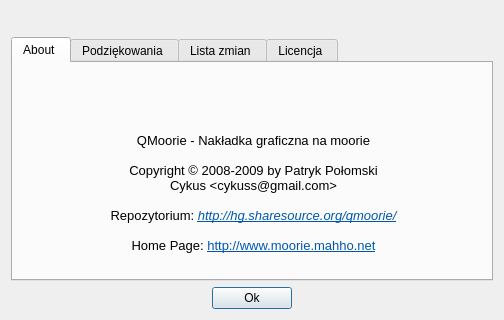
cykus/moorie, file src/moor_gui/src/about.ui: the form before one commit.
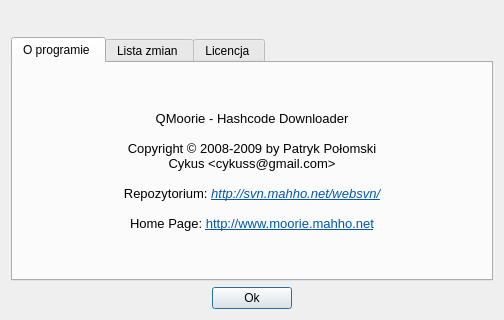
The form after the commit. The open tabs and pages were chosen to show the change.

Commit message: - poprawka Regex-a dla hashy moorhunta w HashManager - poprawka zliczania rozmiaru pobranego pliku - poprawki wyglądu qmoorie

Patch:
```diff
--- a/src/moor_gui/src/about.ui
+++ b/src/moor_gui/src/about.ui
@@ -66,30 +66,11 @@
        </property>
        <widget class="QWidget" name="tab2">
         <attribute name="title">
-         <string>About </string>
+         <string>O programie </string>
         </attribute>
-        <widget class="QLabel" name="mascot_lbl">
-         <property name="geometry">
-          <rect>
-           <x>380</x>
-           <y>50</y>
-           <width>94</width>
-           <height>162</height>
-          </rect>
-         </property>
-         <property name="text">
-          <string/>
-         </property>
-        </widget>
+        <layout class="QGridLayout" name="gridLayout_2">
+         <item row="0" column="0">
         <widget class="QLabel" name="lb_about">
-         <property name="geometry">
-          <rect>
-           <x>0</x>
-           <y>40</y>
-           <width>481</width>
-           <height>181</height>
-          </rect>
-         </property>
          <property name="sizePolicy">
           <sizepolicy hsizetype="Fixed" vsizetype="Fixed">
            <horstretch>0</horstretch>
@@ -101,9 +82,9 @@
 &lt;html&gt;&lt;head&gt;&lt;meta name=&quot;qrichtext&quot; content=&quot;1&quot; /&gt;&lt;style type=&quot;text/css&quot;&gt;
 p, li { white-space: pre-wrap; }
 &lt;/style&gt;&lt;/head&gt;&lt;body style=&quot; font-family:'Bitstream Vera Sans'; font-size:8pt; font-weight:400; font-style:normal;&quot;&gt;
-&lt;p style=&quot; margin-top:0px; margin-bottom:0px; margin-left:0px; margin-right:0px; -qt-block-indent:0; text-indent:0px;&quot;&gt;&lt;span style=&quot; font-family:'DejaVu Sans'; font-size:10pt;&quot;&gt;QMoorie - Nakładka graficzna na moorie&lt;br /&gt;&lt;br /&gt;Copyright © 2008-2009 by Patryk Połomski&lt;/span&gt;&lt;/p&gt;
+&lt;p style=&quot; margin-top:0px; margin-bottom:0px; margin-left:0px; margin-right:0px; -qt-block-indent:0; text-indent:0px;&quot;&gt;&lt;span style=&quot; font-family:'DejaVu Sans'; font-size:10pt;&quot;&gt;QMoorie - Hashcode Downloader&lt;br /&gt;&lt;br /&gt;Copyright © 2008-2009 by Patryk Połomski&lt;/span&gt;&lt;/p&gt;
 &lt;p style=&quot; margin-top:0px; margin-bottom:0px; margin-left:0px; margin-right:0px; -qt-block-indent:0; text-indent:0px;&quot;&gt;&lt;span style=&quot; font-family:'DejaVu Sans'; font-size:10pt;&quot;&gt;Cykus &amp;lt;cykuss@gmail.com&amp;gt;&lt;/span&gt;&lt;/p&gt;
-&lt;p style=&quot; margin-top:0px; margin-bottom:0px; margin-left:0px; margin-right:0px; -qt-block-indent:0; text-indent:0px;&quot;&gt;&lt;span style=&quot; font-family:'DejaVu Sans'; font-size:10pt;&quot;&gt;&lt;br /&gt;Repozytorium:&lt;/span&gt;&lt;span style=&quot; font-family:'DejaVu Sans'; font-size:10pt; font-style:italic;&quot;&gt; &lt;/span&gt;&lt;a href=&quot;http://hg.sharesource.org/qmoorie/&quot;&gt;&lt;span style=&quot; font-family:'DejaVu Sans'; font-size:10pt; font-style:italic; text-decoration: underline; color:#0057ae;&quot;&gt;http://hg.sharesource.org/qmoorie/&lt;/span&gt;&lt;/a&gt;&lt;/p&gt;
+&lt;p style=&quot; margin-top:0px; margin-bottom:0px; margin-left:0px; margin-right:0px; -qt-block-indent:0; text-indent:0px;&quot;&gt;&lt;span style=&quot; font-family:'DejaVu Sans'; font-size:10pt;&quot;&gt;&lt;br /&gt;Repozytorium:&lt;/span&gt;&lt;span style=&quot; font-family:'DejaVu Sans'; font-size:10pt; font-style:italic;&quot;&gt; &lt;/span&gt;&lt;a href=&quot;http://svn.mahho.net/websvn/listing.php?repname=moorie&amp;&quot;&gt;&lt;span style=&quot; font-family:'DejaVu Sans'; font-size:10pt; font-style:italic; text-decoration: underline; color:#0057ae;&quot;&gt;http://svn.mahho.net/websvn/&lt;/span&gt;&lt;/a&gt;&lt;/p&gt;
 &lt;p style=&quot;-qt-paragraph-type:empty; margin-top:0px; margin-bottom:0px; margin-left:0px; margin-right:0px; -qt-block-indent:0; text-indent:0px; font-family:'DejaVu Sans'; font-size:10pt;&quot;&gt;&lt;/p&gt;
 &lt;p style=&quot; margin-top:0px; margin-bottom:0px; margin-left:0px; margin-right:0px; -qt-block-indent:0; text-indent:0px;&quot;&gt;&lt;span style=&quot; font-family:'DejaVu Sans'; font-size:10pt;&quot;&gt;Home Page: &lt;/span&gt;&lt;a href=&quot;http://www.moorie.mahho.net&quot;&gt;&lt;span style=&quot; font-family:'DejaVu Sans'; font-size:10pt; text-decoration: underline; color:#0057ae;&quot;&gt;http://www.moorie.mahho.net&lt;/span&gt;&lt;/a&gt;&lt;/p&gt;&lt;/body&gt;&lt;/html&gt;</string>
          </property>
@@ -114,17 +95,6 @@
           <set>Qt::AlignCenter</set>
          </property>
         </widget>
-       </widget>
-       <widget class="QWidget" name="tab4">
-        <attribute name="title">
-         <string>Podziękowania </string>
-        </attribute>
-        <layout class="QVBoxLayout">
-         <property name="spacing">
-          <number>6</number>
-         </property>
-         <item>
-          <widget class="QTextBrowser" name="te_podziekowania"/>
          </item>
         </layout>
        </widget>
```
Left out of the diff: 2 changed lines with no effect on the pictures. Lines whose indentation alone changed are shown as unchanged. The commit also changes 8 other files.
